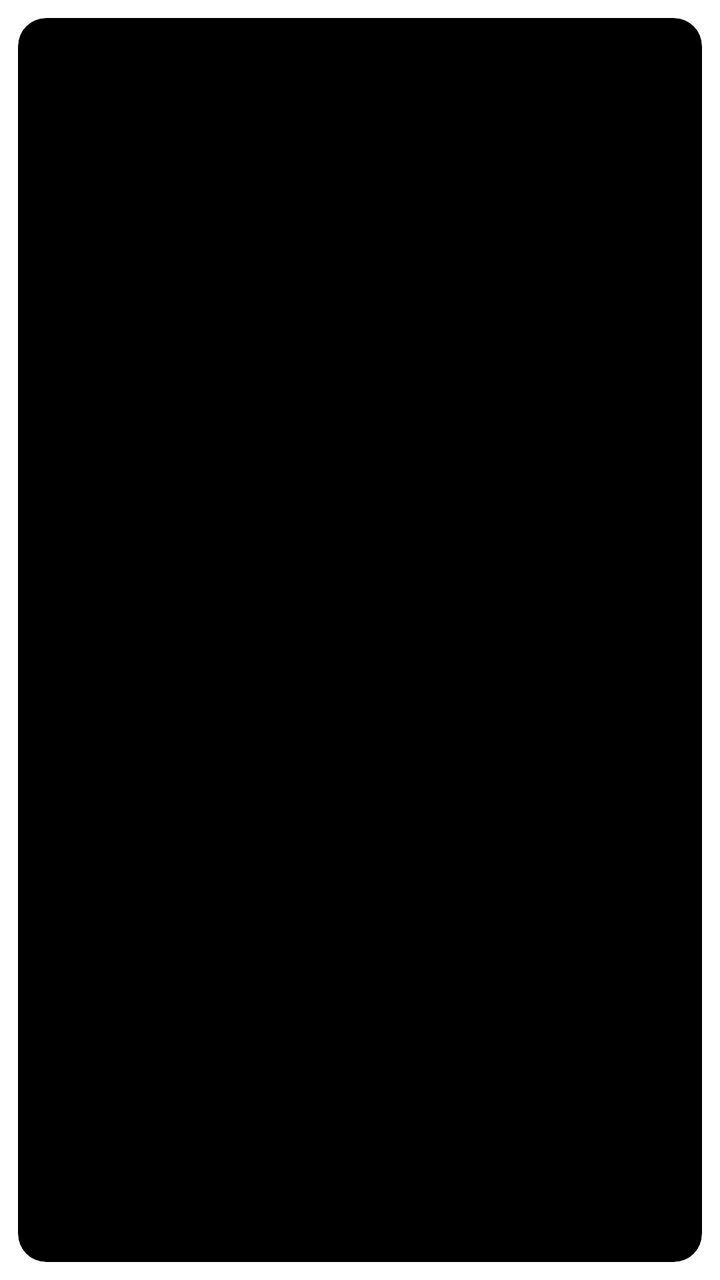
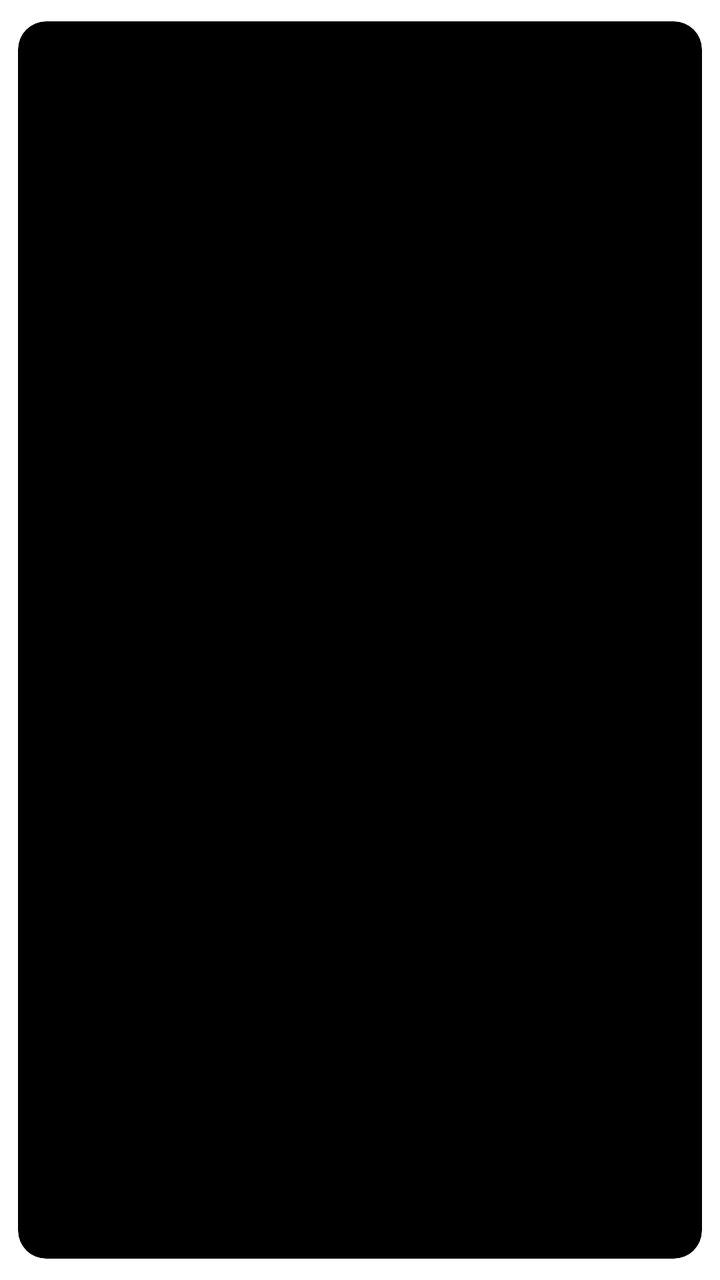

The first picture is an Android layout as it rendered before a commit; the second is the same layout after the commit. The layout source and the unified diff follow.
<!-- AndroidManifest.xml: fallback theme Theme.MaterialComponents.DayNight.NoActionBar -->
<!-- res/layout/widget_layout.xml -->
<?xml version="1.0" encoding="utf-8"?>
<FrameLayout xmlns:android="http://schemas.android.com/apk/res/android"
    android:layout_width="match_parent"
    android:layout_height="match_parent"
    android:background="@android:color/transparent">

    <FrameLayout
        android:id="@+id/card_container"
        android:layout_width="match_parent"
        android:layout_height="match_parent"
        android:layout_margin="9dp"
        android:background="@drawable/widget_card_background"
        android:clipToOutline="true">

        <ImageView
            android:id="@+id/background_matrix"
            android:layout_width="match_parent"
            android:layout_height="match_parent"
            android:scaleType="centerCrop" />

        <ImageView
            android:id="@+id/compass_content"
            android:layout_width="match_parent"
            android:layout_height="match_parent"
            android:scaleType="fitCenter"
            android:contentDescription="@string/widget_description" />

        <ImageView
            android:id="@+id/click_target"
            android:layout_width="match_parent"
            android:layout_height="match_parent"
            android:background="@android:color/transparent"
            android:contentDescription="@string/widget_description" />

    </FrameLayout>

</FrameLayout>
<!-- resources referenced by this layout -->
<resources>
  <!-- drawable widget_card_background (drawable) -->
  <?xml version="1.0" encoding="utf-8"?>
  <shape xmlns:android="http://schemas.android.com/apk/res/android"
      android:shape="rectangle">
      <solid android:color="#FF000000" />
      <corners android:radius="14dp" />
  </shape>
  <string name="widget_description">黑底点阵指南针小组件</string>
</resources>

<!-- the commit's change to res/layout/widget_layout.xml (unified diff, before → after) -->
@@ -8,7 +8,10 @@
         android:id="@+id/card_container"
         android:layout_width="match_parent"
         android:layout_height="match_parent"
-        android:layout_margin="9dp"
+        android:layout_marginStart="9dp"
+        android:layout_marginTop="10.5dp"
+        android:layout_marginEnd="9dp"
+        android:layout_marginBottom="10.5dp"
         android:background="@drawable/widget_card_background"
         android:clipToOutline="true">
 
